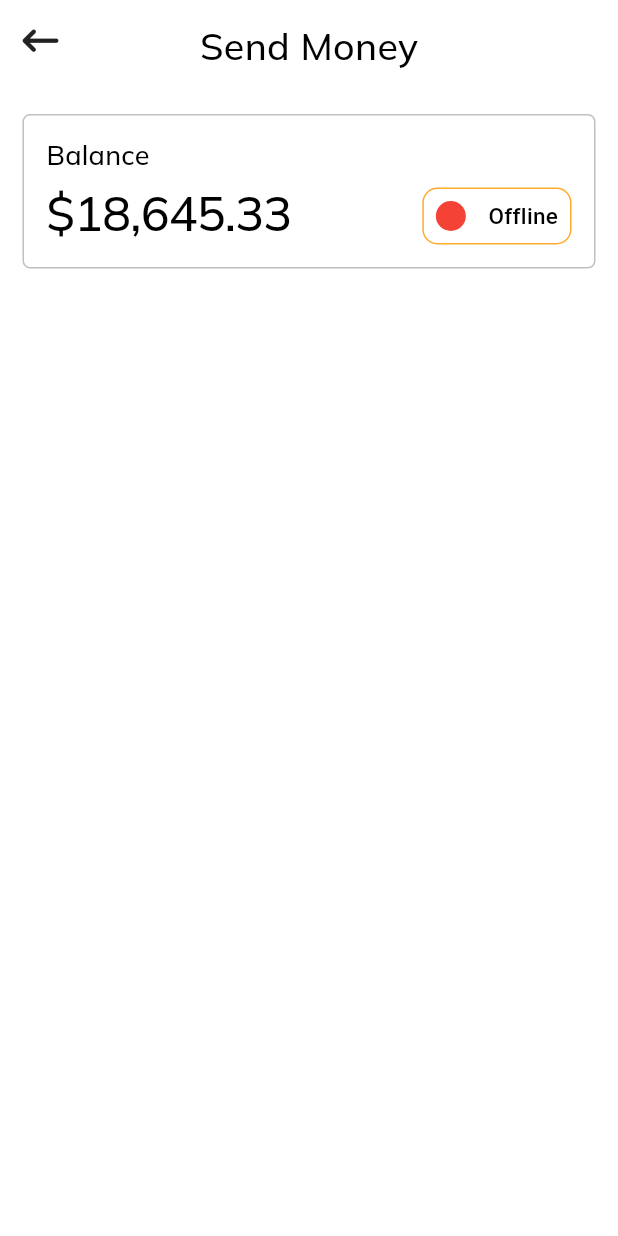
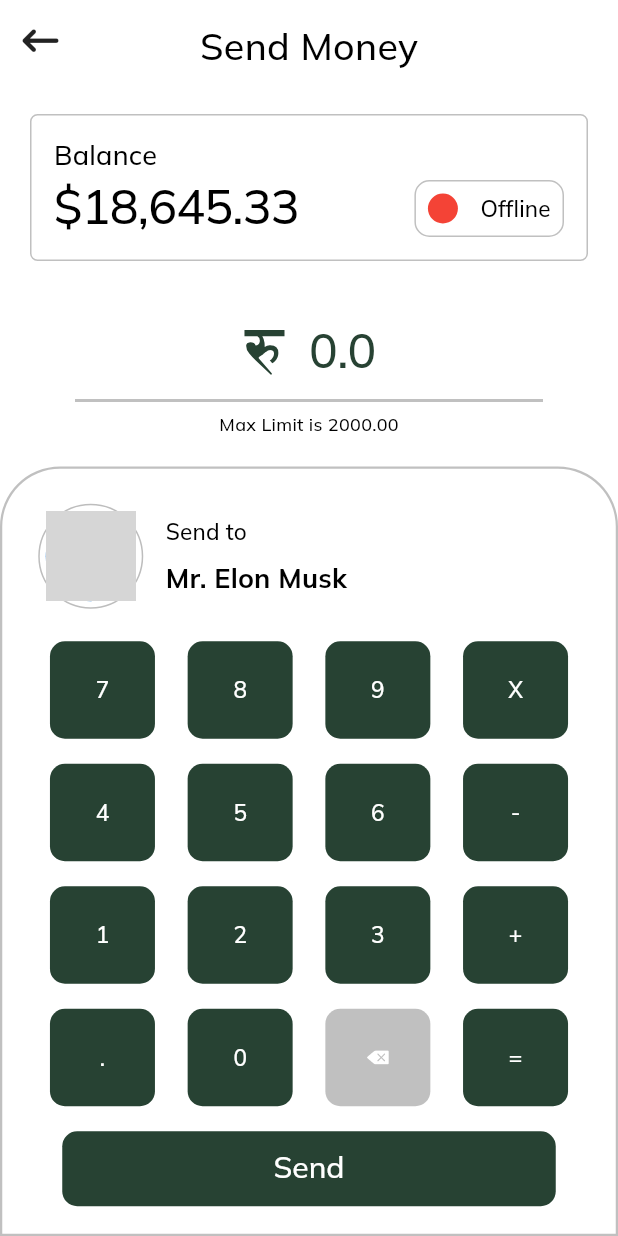
Before and after one commit to arpandaze/AaryaPay, a Flutter app: the SendMoney screen opened directly, on a phone screen of 412 x 824 dp. Run offline on Flutter 3.47's test engine with Material 2 defaults, Android fonts, the phone set to English and light mode, and no system bars; our stand-ins replace bloc, equatable, flutter_bloc, flutter_svg, font_awesome_flutter, google_fonts and 3 more; missing offline and left inert: cryptography, dart:ffi, qr_code_scanner; Roboto replaces fonts that are missing (Questrial); grey boxes are pictures that could not be loaded.

Commit message:
feat: send money screen completed

```diff
--- /dev/null
+++ b/frontend/lib/screens/Send/bloc/send_money_event.dart
@@ -0,0 +1,29 @@
+part of 'send_money_bloc.dart';
+
+abstract class SendMoneyEvent extends Equatable {
+  @override
+  List<Object> get props => [];
+}
+
+class SendMoneyDigitEvent extends SendMoneyEvent {
+  final int digit;
+  SendMoneyDigitEvent(this.digit);
+
+  @override
+  List<Object> get props => [digit];
+}
+
+
+class SendMoneyAddEvent extends SendMoneyEvent {}
+
+class SendMoneySubtractEvent extends SendMoneyEvent {}
+
+class SendMoneyMultiplyEvent extends SendMoneyEvent {}
+
+class SendMoneyDivideEvent extends SendMoneyEvent {}
+
+class SendMoneyClearEvent extends SendMoneyEvent {}
+
+class SendMoneyEqualsEvent extends SendMoneyEvent {}
+
+class SendMoneyEraseEvent extends SendMoneyEvent {}
--- /dev/null
+++ b/frontend/lib/screens/Send/bloc/send_money_state.dart
@@ -0,0 +1,15 @@
+part of 'send_money_bloc.dart';
+
+class SendMoneyState extends Equatable {
+  final double amount;
+  final String displayAmount;
+
+  const SendMoneyState({required this.amount, this.displayAmount="0.0"});
+
+  SendMoneyState copyWith({required double amount, String? displayAmount}){
+    return SendMoneyState(amount: amount, displayAmount: displayAmount ?? this.displayAmount);
+  }
+
+  @override
+  List<Object> get props => [amount, displayAmount];
+}
--- /dev/null
+++ b/frontend/lib/screens/Send/components/balance_box.dart
@@ -0,0 +1,64 @@
+import 'dart:ffi' as ffi;
+import 'package:flutter/material.dart';
+
+class BalanceBox extends StatelessWidget {
+  const BalanceBox({
+    super.key,
+  });
+
+  @override
+  Widget build(BuildContext context) {
+    return Container(
+      alignment: Alignment.topLeft,
+      margin: const EdgeInsets.fromLTRB(20,15,20,0),
+      padding: const EdgeInsets.all(15),
+      decoration: BoxDecoration(
+          border: Border.all(color: Theme.of(context).colorScheme.outline),
+          borderRadius: BorderRadius.circular(5)),
+      child: Column(
+        crossAxisAlignment: CrossAxisAlignment.start,
+        children: [
+          Container(
+            margin: const EdgeInsets.only(bottom: 5),
+            child: Text(
+              "Balance",
+              style: Theme.of(context).textTheme.titleMedium!,
+            ),
+          ),
+          Row(
+            mainAxisAlignment: MainAxisAlignment.spaceBetween,
+            children: [
+              Text(
+                "\$18,645.33",
+                style: Theme.of(context).textTheme.displaySmall!,
+              ),
+              Container(
+                padding: const EdgeInsets.all(8),
+                decoration: BoxDecoration(
+                  borderRadius: BorderRadius.circular(10),
+                  border: Border.all(
+                      color: Theme.of(context).colorScheme.outline),
+                ),
+                child: Row(
+                    mainAxisAlignment: MainAxisAlignment.spaceBetween,
+                    children: [
+                      Container(
+                        padding: const EdgeInsets.all(10),
+                        margin: const EdgeInsets.only(right: 15),
+                        decoration: BoxDecoration(
+                            color: Colors.red,
+                            borderRadius: BorderRadius.circular(10)),
+                      ),
+                      Text(
+                        "Offline",
+                        style: Theme.of(context).textTheme.titleSmall!,
+                      ),
+                    ]),
+              ),
+            ],
+          )
+        ],
+      ),
+    );
+  }
+}
--- /dev/null
+++ b/frontend/lib/screens/Send/components/numpad_button.dart
@@ -0,0 +1,61 @@
+import 'package:aaryapay/screens/Send/bloc/send_money_bloc.dart';
+import 'package:flutter/material.dart';
+import 'package:flutter_bloc/flutter_bloc.dart';
+import 'package:flutter_svg/flutter_svg.dart';
+
+class NumPadButton extends StatelessWidget {
+  final String text;
+  final SvgPicture? icon;
+  final Color? color;
+
+  const NumPadButton({super.key, required this.text, this.icon, this.color});
+
+  @override
+  Widget build(BuildContext context) {
+    return GestureDetector(
+      onTap: () {
+        final bloc = BlocProvider.of<SendMoneyBloc>(context);
+        switch (text) {
+          case '+':
+            bloc.add(SendMoneyAddEvent());
+            break;
+          case '-':
+            bloc.add(SendMoneySubtractEvent());
+            break;
+          case 'X':
+            bloc.add(SendMoneyMultiplyEvent());
+            break;
+          case '/':
+            bloc.add(SendMoneyDivideEvent());
+            break;
+          case 'erase':
+            bloc.add(SendMoneyEraseEvent());
+            break;
+          case '=':
+            bloc.add(SendMoneyEqualsEvent());
+            break;
+          default:
+            bloc.add(SendMoneyDigitEvent(int.parse(text)));
+            break;
+        }
+      },
+      child: Container(
+        constraints: const BoxConstraints(
+            minWidth: 60, minHeight: 55, maxWidth: 70, maxHeight: 65),
+        decoration: BoxDecoration(
+            color: color ?? Theme.of(context).colorScheme.primary,
+            borderRadius: const BorderRadius.all(Radius.circular(10))),
+        child: Center(
+          child: icon ??
+              Text(
+                text,
+                style: Theme.of(context)
+                    .textTheme
+                    .titleSmall!
+                    .merge(const TextStyle(color: Colors.white)),
+              ),
+        ),
+      ),
+    );
+  }
+}
--- a/frontend/lib/screens/Send/send_money.dart
+++ b/frontend/lib/screens/Send/send_money.dart
@@ -1,6 +1,13 @@
-
+import 'dart:ffi' as ffi;
+import 'package:aaryapay/components/CustomCircularAvatar.dart';
+import 'package:aaryapay/screens/Send/bloc/send_money_bloc.dart';
+import 'package:aaryapay/screens/Send/components/balance_box.dart';
+import 'package:aaryapay/screens/Send/components/numpad_button.dart';
 import 'package:flutter/material.dart';
+import 'package:flutter_svg/svg.dart';
 import 'package:font_awesome_flutter/font_awesome_flutter.dart';
+import 'package:aaryapay/components/CustomActionButton.dart';
+import 'package:flutter_bloc/flutter_bloc.dart';
 
 class SendMoney extends StatelessWidget {
   const SendMoney({Key? key}) : super(key: key);
@@ -14,12 +21,18 @@ class SendMoney extends StatelessWidget {
           bottom: true,
           left: true,
           right: true,
+          child: BlocProvider(
+            create: (context) => SendMoneyBloc(),
             child: body(size, context),
+          ),
         ));
   }
 
   Widget body(Size size, BuildContext context) {
-    return ListView(
+    return BlocBuilder<SendMoneyBloc, SendMoneyState>(
+      builder: (context, state) {
+        return Column(
+          crossAxisAlignment: CrossAxisAlignment.center,
           children: <Widget>[
             Column(
               crossAxisAlignment: CrossAxisAlignment.center,
@@ -48,60 +61,145 @@ class SendMoney extends StatelessWidget {
                 )
               ],
             ),
+            const BalanceBox(),
             Container(
-          alignment: Alignment.topLeft,
-          margin: const EdgeInsets.all(15),
               padding: const EdgeInsets.all(15),
+              margin: const EdgeInsets.fromLTRB(50, 30, 50, 5),
               decoration: BoxDecoration(
-              border:
-                  Border.all(color: Theme.of(context).colorScheme.outline),
-              borderRadius: BorderRadius.circular(5)),
-          child: Column(
-            crossAxisAlignment: CrossAxisAlignment.start,
-            children: [
-              Container(
-                padding: const EdgeInsets.only(bottom: 10),
-                child: Text(
-                  "Balance",
-                  style: Theme.of(context).textTheme.titleMedium!,
+                border: Border(
+                  bottom: BorderSide(
+                      width: 2.0, color: Theme.of(context).colorScheme.outline),
                 ),
               ),
-              Row(
-                mainAxisAlignment: MainAxisAlignment.spaceBetween,
+              child: Row(
+                mainAxisAlignment: MainAxisAlignment.center,
+                crossAxisAlignment: CrossAxisAlignment.center,
                 children: [
-                  Text(
-                    "\$18,645.33",
-                    style: Theme.of(context).textTheme.displaySmall!,
+                  SvgPicture.asset(
+                    'assets/icons/rupee.svg',
+                    width: 30,
+                    height: 30,
+                    colorFilter: const ColorFilter.mode(
+                        Color(0xff274233), BlendMode.srcIn),
                   ),
                   Container(
-                    padding: const EdgeInsets.all(8),
+                      margin: EdgeInsets.only(left: 15),
+                      child: Text("${state.displayAmount}",
+                          style: Theme.of(context)
+                              .textTheme
+                              .displaySmall!
+                              .merge(TextStyle(
+                                  color:
+                                      Theme.of(context).colorScheme.primary)))),
+                ],
+              ),
+            ),
+            Text("Max Limit is 2000.00",
+                style: Theme.of(context).textTheme.bodyMedium),
+            Expanded(
+              child: Container(
+                width: size.width,
+                margin: EdgeInsets.only(top: 20),
+                padding: EdgeInsets.all(10),
                 decoration: BoxDecoration(
-                      borderRadius: BorderRadius.circular(10),
                   border: Border.all(
-                          color: Theme.of(context).colorScheme.secondary),
+                      color: Theme.of(context).colorScheme.outline, width: 1.5),
+                  borderRadius: const BorderRadius.only(
+                    topRight: Radius.circular(40),
+                    topLeft: Radius.circular(40),
                   ),
+                ),
+                child: Column(
+                    mainAxisAlignment: MainAxisAlignment.spaceAround,
+                    crossAxisAlignment: CrossAxisAlignment.center,
+                    children: [
+                      Padding(
+                        padding: const EdgeInsets.fromLTRB(9.0, 0.0, 9.0, 0.0),
                         child: Row(
+                          children: [
+                            const CustomCircularAvatar(
+                                size: 30,
+                                imageSrc: AssetImage("assets/images/pfp.jpeg")),
+                            Column(
+                              crossAxisAlignment: CrossAxisAlignment.start,
                               mainAxisAlignment: MainAxisAlignment.spaceBetween,
                               children: [
                                 Container(
-                            padding: const EdgeInsets.all(10),
-                            margin: const EdgeInsets.only(right: 15),
-                            decoration: BoxDecoration(
-                                color: Colors.red,
-                                borderRadius: BorderRadius.circular(10)),
+                                  margin: EdgeInsets.only(left: 10, bottom: 10),
+                                  child: Text("Send to",
+                                      style: Theme.of(context)
+                                          .textTheme
+                                          .titleSmall),
                                 ),
-                          Text(
-                            "Offline",
-                            style: Theme.of(context).textTheme.labelSmall!,
-                          ),
-                        ]),
-                  ),
+                                Container(
+                                  margin: EdgeInsets.only(left: 10),
+                                  child: Text("Mr. Elon Musk",
+                                      style: Theme.of(context)
+                                          .textTheme
+                                          .titleMedium!
+                                          .merge(TextStyle(
+                                              fontWeight: FontWeight.w700))),
+                                )
                               ],
                             )
                           ],
                         ),
+                      ),
+                      Row(
+                        mainAxisAlignment: MainAxisAlignment.spaceEvenly,
+                        children: [
+                          NumPadButton(text: '7'),
+                          NumPadButton(text: '8'),
+                          NumPadButton(text: '9'),
+                          NumPadButton(text: 'X'),
+                        ],
+                      ),
+                      Row(
+                        mainAxisAlignment: MainAxisAlignment.spaceEvenly,
+                        children: [
+                          NumPadButton(text: '4'),
+                          NumPadButton(text: '5'),
+                          NumPadButton(text: '6'),
+                          NumPadButton(text: '-'),
+                        ],
+                      ),
+                      Row(
+                        mainAxisAlignment: MainAxisAlignment.spaceEvenly,
+                        children: [
+                          NumPadButton(text: '1'),
+                          NumPadButton(text: '2'),
+                          NumPadButton(text: '3'),
+                          NumPadButton(text: '+'),
+                        ],
+                      ),
+                      Row(
+                        mainAxisAlignment: MainAxisAlignment.spaceEvenly,
+                        children: [
+                          NumPadButton(text: '.'),
+                          NumPadButton(text: '0'),
+                          NumPadButton(
+                            icon: SvgPicture.asset("assets/icons/erase.svg",
+                                height: 15,
+                                width: 15,
+                                colorFilter: const ColorFilter.mode(
+                                    Colors.white, BlendMode.srcIn)),
+                            text: "erase",
+                            color: Theme.of(context).colorScheme.outline,
+                          ),
+                          NumPadButton(text: '='),
+                        ],
+                      ),
+                      CustomActionButton(
+                        label: "Send",
+                        width: size.width,
+                        borderRadius: 10,
                       )
+                    ]),
+              ),
+            ),
           ],
+        );
+      },
     );
   }
 }
```
Also changed, not shown: frontend/lib/screens/Home/components/favourites.dart (+5 -5 lines), frontend/lib/screens/Send/bloc/send_money_bloc.dart (added, +118 -0 lines), frontend/assets/icons/erase.svg (added). Lines whose indentation alone changed are shown as unchanged.
